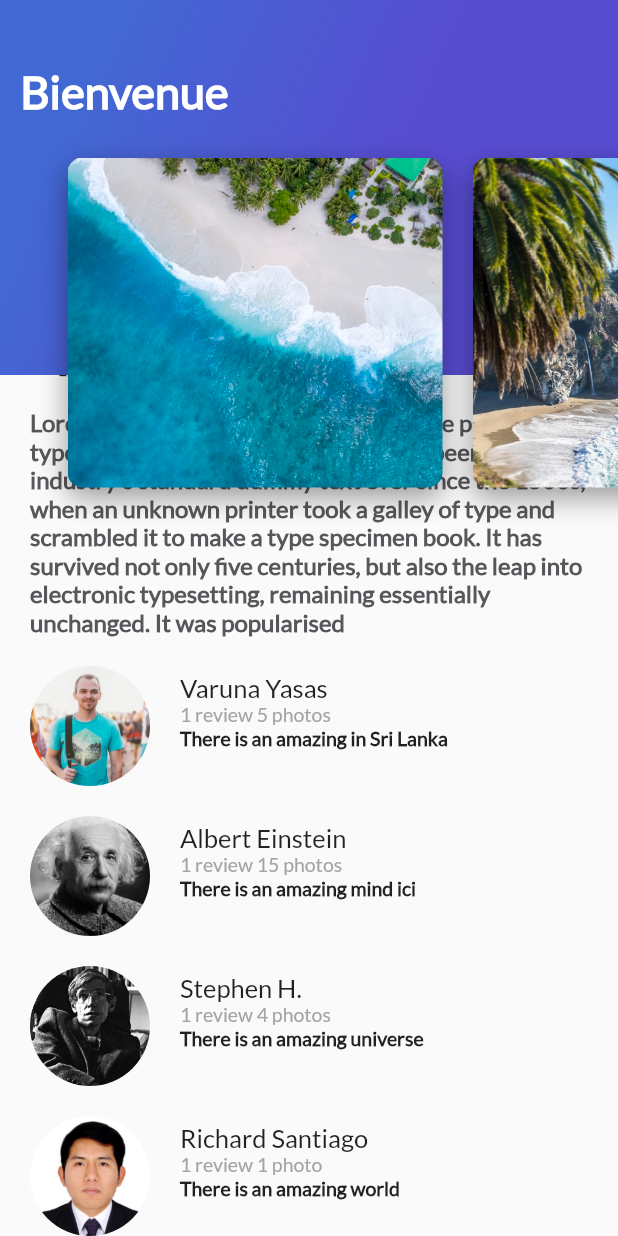
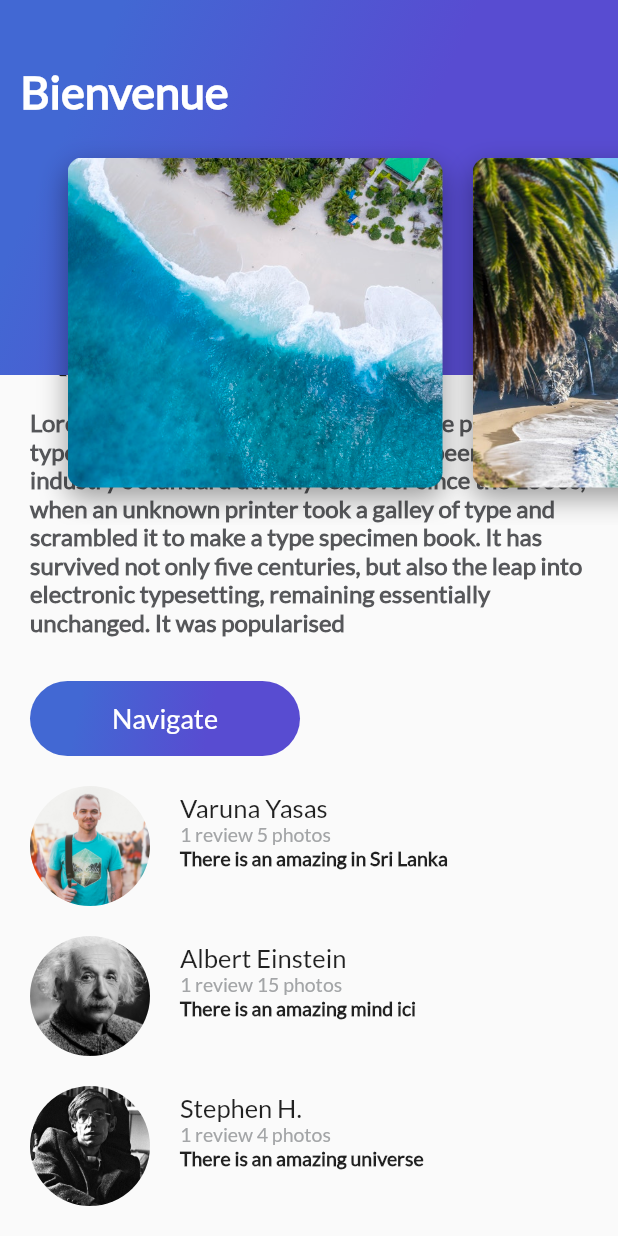
Before and after one commit to richard-conectsen/flutter, a Flutter app: the screen it shows after launch, scrolled down 104 dp, on a phone screen of 412 x 824 dp. Run offline on Flutter 3.47's test engine with Material 2 defaults, Android fonts, the phone set to English and light mode, and no system bars.

Commit message:
button with gradient adding to the description_place

```diff
--- /dev/null
+++ b/lib/button_purple.dart
@@ -0,0 +1,51 @@
+import 'package:flutter/material.dart';
+
+class ButtonPurple extends StatelessWidget {
+
+  String buttonText = "Navigate";
+  ButtonPurple(this.buttonText);
+  @override
+  Widget build(BuildContext context) {
+    // TODO: implement build
+    //throw UnimplementedError();
+    return InkWell(
+      onTap: () {
+        const snackBar = SnackBar(content: Text("Navegando"));
+        ScaffoldMessenger.of(context).showSnackBar(snackBar);
+      },
+      child: Container(
+        margin: EdgeInsets.only(
+          top: 30.0,
+          left: 20.0,
+          right: 20.0
+        ),
+        height: 50.0,
+        width: 180.0,
+        decoration: BoxDecoration(
+          borderRadius: BorderRadius.circular(30.0),
+          gradient: LinearGradient(
+            colors: [
+              Color(0xFF4268D3),
+              Color(0xFF584CD1)
+            ],
+            begin: FractionalOffset(0.2, 0.0),
+            end: FractionalOffset(1.0, 0.6),
+            stops: [0.0, 0.6],
+            tileMode: TileMode.clamp
+          )
+        ),
+        child: Center(
+          child: Text(
+            buttonText,
+            style: TextStyle(
+              fontSize: 18.0,
+              fontFamily: "Lato",
+              color: Colors.white
+            ),
+          ),
+        ),
+      ),
+    );
+  }
+
+}
--- a/lib/description_place.dart
+++ b/lib/description_place.dart
@@ -1,4 +1,5 @@
 import 'package:flutter/material.dart';
+import 'button_purple.dart';
 
 class DescriptionPlace extends StatelessWidget {
 
@@ -94,9 +95,11 @@ class DescriptionPlace extends StatelessWidget {
         );
 
     return Column(
+      crossAxisAlignment: CrossAxisAlignment.start,
       children: [
         title_stars,
         parrafo,
+        ButtonPurple("Navigate")
       ],
     );
     //throw UnimplementedError();
```
